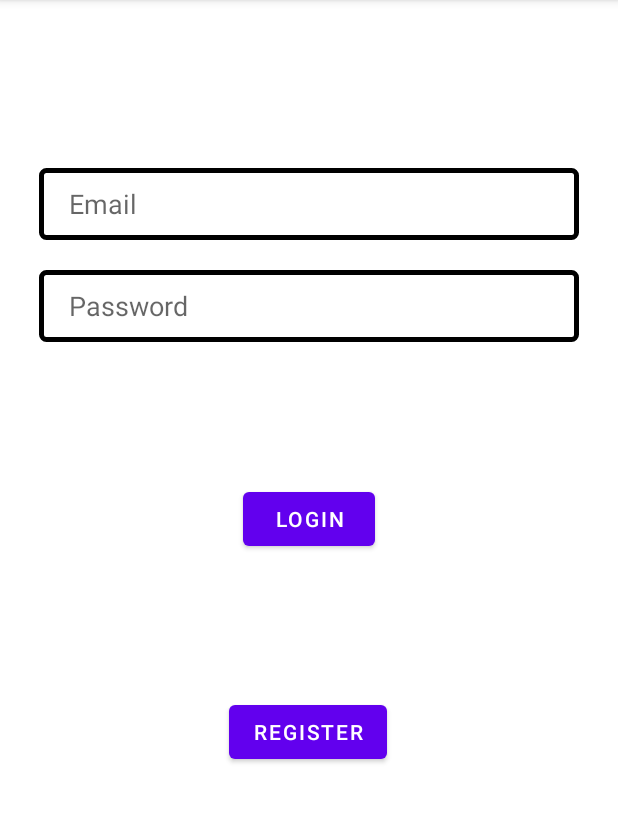
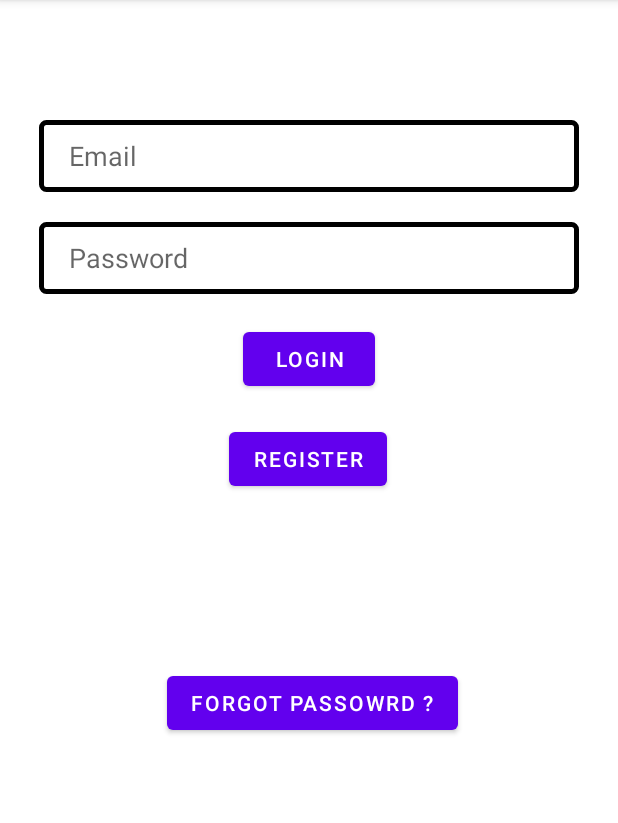
Before and after one commit to Mahesh0911/SmartSociety, an Android app: the screen it shows after launch (LoginActivity), on a phone screen of 412 x 824 dp, the part 84-907 px from its top. Run offline under Robolectric (Android 15) with nearby library versions, the phone set to English and light mode, and no system bars; our stand-ins replace Firebase (no records; nobody signed in at launch, a user with empty details on screens opened directly).

Commit message:
Commit 2.2 - password reset feature

```diff
--- a/app/build.gradle
+++ b/app/build.gradle
@@ -42,6 +42,7 @@ dependencies {
     implementation 'androidx.lifecycle:lifecycle-viewmodel-ktx:2.5.1'
     implementation 'com.google.firebase:firebase-analytics:21.1.1'
     implementation 'com.google.firebase:firebase-auth:21.0.8'
+    implementation 'com.google.firebase:firebase-database:20.0.6'
     testImplementation 'junit:junit:4.13.2'
     androidTestImplementation 'androidx.test.ext:junit:1.1.3'
     androidTestImplementation 'androidx.test.espresso:espresso-core:3.4.0'
--- a/app/src/main/java/com/example/smartsociety/Dashboard.java
+++ b/app/src/main/java/com/example/smartsociety/Dashboard.java
@@ -30,6 +30,7 @@ public class Dashboard extends AppCompatActivity {
     public Button alertbtn;
     public Button societybtn;
     public Switch switchTheme;
+
 
 
     DrawerLayout drawerLayout;
--- a/app/src/main/res/layout/activity_login.xml
+++ b/app/src/main/res/layout/activity_login.xml
@@ -15,12 +15,12 @@
         android:id="@+id/register"
         android:layout_width="wrap_content"
         android:layout_height="wrap_content"
-        android:layout_marginBottom="240dp"
+        android:layout_marginTop="86dp"
         android:text="Register"
-        app:layout_constraintBottom_toBottomOf="parent"
         app:layout_constraintEnd_toEndOf="parent"
         app:layout_constraintHorizontal_bias="0.498"
-        app:layout_constraintStart_toStartOf="parent" />
+        app:layout_constraintStart_toStartOf="parent"
+        app:layout_constraintTop_toBottomOf="@+id/password" />
 
     <EditText
         android:id="@+id/username"
@@ -28,7 +28,7 @@
         android:layout_width="0dp"
         android:layout_height="wrap_content"
         android:layout_marginStart="10dp"
-        android:layout_marginTop="96dp"
+        android:layout_marginTop="64dp"
         android:layout_marginEnd="10dp"
         android:background="@drawable/styles"
         android:hint="@string/prompt_email"
@@ -37,6 +37,7 @@
         android:paddingStart="20dp"
         android:selectAllOnFocus="true"
         app:layout_constraintEnd_toEndOf="parent"
+        app:layout_constraintHorizontal_bias="0.516"
         app:layout_constraintStart_toStartOf="parent"
         app:layout_constraintTop_toTopOf="parent" />
 
@@ -71,4 +72,17 @@
         app:layout_constraintTop_toBottomOf="@+id/password"
         app:layout_constraintVertical_bias="0.5" />
 
+    <Button
+        android:id="@+id/forgotpass"
+        android:layout_width="wrap_content"
+        android:layout_height="wrap_content"
+        android:gravity="center"
+        android:text="Forgot Passowrd ?"
+        app:layout_constraintBottom_toBottomOf="parent"
+        app:layout_constraintEnd_toEndOf="parent"
+        app:layout_constraintHorizontal_bias="0.511"
+        app:layout_constraintStart_toStartOf="parent"
+        app:layout_constraintTop_toBottomOf="@+id/register"
+        app:layout_constraintVertical_bias="0.306" />
+
 </androidx.constraintlayout.widget.ConstraintLayout>
```
Also changed, not shown: app/src/main/java/com/example/smartsociety/LoginActivity.java (+83 -5 lines), app/src/main/res/layout/activity_register_page.xml (+13 -32 lines).
